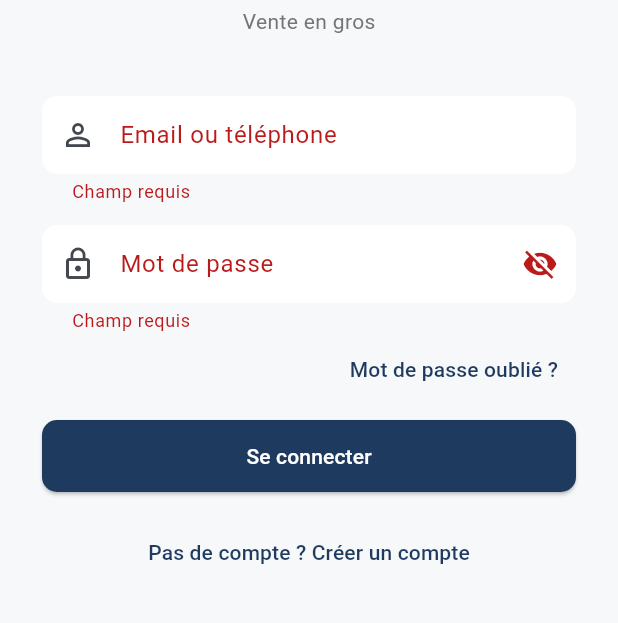
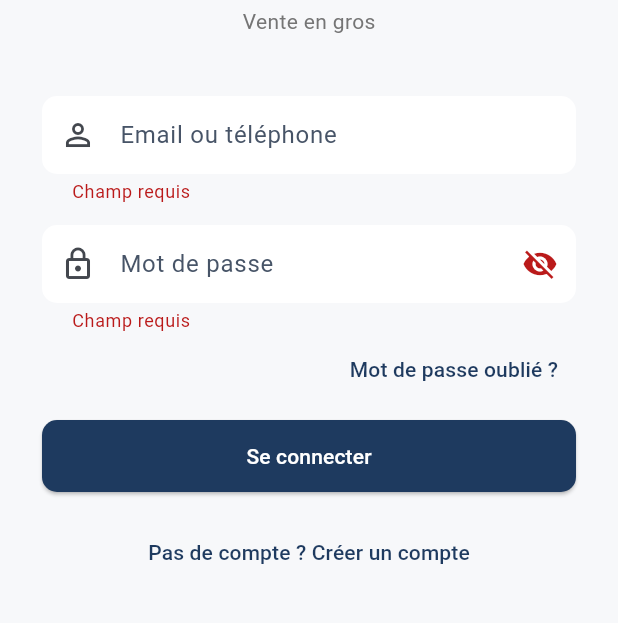
Before and after one commit to aminedjimi20-rgb/Jimi-b2b-, a Flutter app: the screen it shows after launch, after a tap on "Se connecter", on a phone screen of 412 x 824 dp, the part 435-1058 px from its top. Run offline on Flutter 3.47's test engine with Material 3 defaults, Android fonts, the phone set to English and light mode, and no system bars; our stand-ins replace cached_network_image, connectivity_plus, dio, firebase_core, firebase_messaging, flutter_riverpod and 6 more; accounts and stored records are empty; network calls fail.

Commit message:
Fix low-contrast text and stat-card label wrapping/overflow
Form field labels/hints/helper text and the bottom nav's unselected
labels relied on Material's default derived greys, which render too
light on white in places. Sets explicit, WCAG-AA-safe colors
(AppTheme.textSecondary/textPlaceholder, ~9:1 contrast on white) at the
theme level instead of patching individual screens.

Also fixes the Dashboard's stat cards (e.g. "Commandes") wrapping to two
lines or overflowing at larger text-scale settings/narrower phones — the
label and value now clip to one line (ellipsis / auto-shrink) instead of
wrapping, so the card layout stays consistent regardless of device width.

Co-Authored-By: Claude Sonnet 5 <noreply@anthropic.com>
Claude-Session: https://claude.ai/code/session_01XkLuXcV5pDA4FCWKGmoPEB

```diff
--- a/mobile/lib/core/theme/app_theme.dart
+++ b/mobile/lib/core/theme/app_theme.dart
@@ -10,6 +10,12 @@ class AppTheme {
   static const Color success = Color(0xFF2E9E5B);
   static const Color danger = Color(0xFFD64545);
   static const Color warning = Color(0xFFDB8A1F);
+
+  // Secondary text / placeholders — deliberately darker than Material's
+  // default derived greys (which can render as low-contrast light grey on
+  // white). ~9:1 contrast on white, comfortably above WCAG AA.
+  static const Color textSecondary = Color(0xFF475467);
+  static const Color textPlaceholder = Color(0xFF667085);
 
   static ThemeData light() {
     final base = ThemeData(
@@ -39,6 +45,10 @@ class AppTheme {
         fillColor: Colors.white,
         border: OutlineInputBorder(borderRadius: BorderRadius.circular(10), borderSide: BorderSide.none),
         contentPadding: const EdgeInsets.symmetric(horizontal: 16, vertical: 14),
+        labelStyle: const TextStyle(color: textSecondary),
+        floatingLabelStyle: const TextStyle(color: primary),
+        hintStyle: const TextStyle(color: textPlaceholder),
+        helperStyle: const TextStyle(color: textSecondary),
       ),
       cardTheme: CardThemeData(
         elevation: 0,
@@ -47,8 +57,21 @@ class AppTheme {
       ),
       bottomNavigationBarTheme: const BottomNavigationBarThemeData(
         selectedItemColor: primary,
-        unselectedItemColor: Colors.grey,
+        unselectedItemColor: textSecondary,
         showUnselectedLabels: true,
+      ),
+      navigationBarTheme: NavigationBarThemeData(
+        labelTextStyle: WidgetStateProperty.resolveWith(
+          (states) => TextStyle(
+            fontSize: 12,
+            fontWeight: states.contains(WidgetState.selected) ? FontWeight.w600 : FontWeight.w500,
+            color: states.contains(WidgetState.selected) ? primary : textSecondary,
+          ),
+        ),
+      ),
+      textTheme: base.textTheme.copyWith(
+        bodySmall: base.textTheme.bodySmall?.copyWith(color: textSecondary),
+        bodyMedium: base.textTheme.bodyMedium?.copyWith(color: const Color(0xFF1D2939)),
       ),
     );
   }
--- a/mobile/lib/features/admin/dashboard/admin_dashboard_screen.dart
+++ b/mobile/lib/features/admin/dashboard/admin_dashboard_screen.dart
@@ -273,9 +273,13 @@ class _StatCard extends StatelessWidget {
         child: Column(
           crossAxisAlignment: CrossAxisAlignment.start,
           children: [
-            Text(label, style: Theme.of(context).textTheme.bodySmall?.copyWith(color: Colors.grey[600])),
+            Text(label, maxLines: 1, overflow: TextOverflow.ellipsis, style: Theme.of(context).textTheme.bodySmall?.copyWith(color: AppTheme.textSecondary)),
             const SizedBox(height: 6),
-            Text(value, style: Theme.of(context).textTheme.titleLarge?.copyWith(fontWeight: FontWeight.bold, color: color)),
+            FittedBox(
+              fit: BoxFit.scaleDown,
+              alignment: Alignment.centerLeft,
+              child: Text(value, maxLines: 1, style: Theme.of(context).textTheme.titleLarge?.copyWith(fontWeight: FontWeight.bold, color: color)),
+            ),
             if (change != null) ...[
               const SizedBox(height: 4),
               Row(
```
